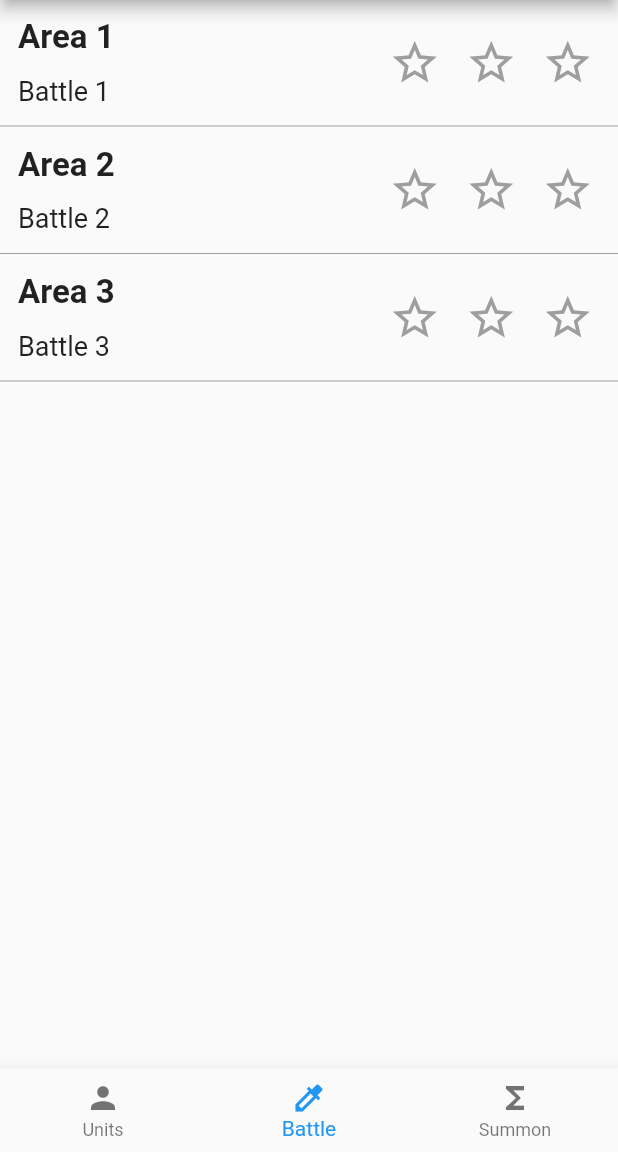
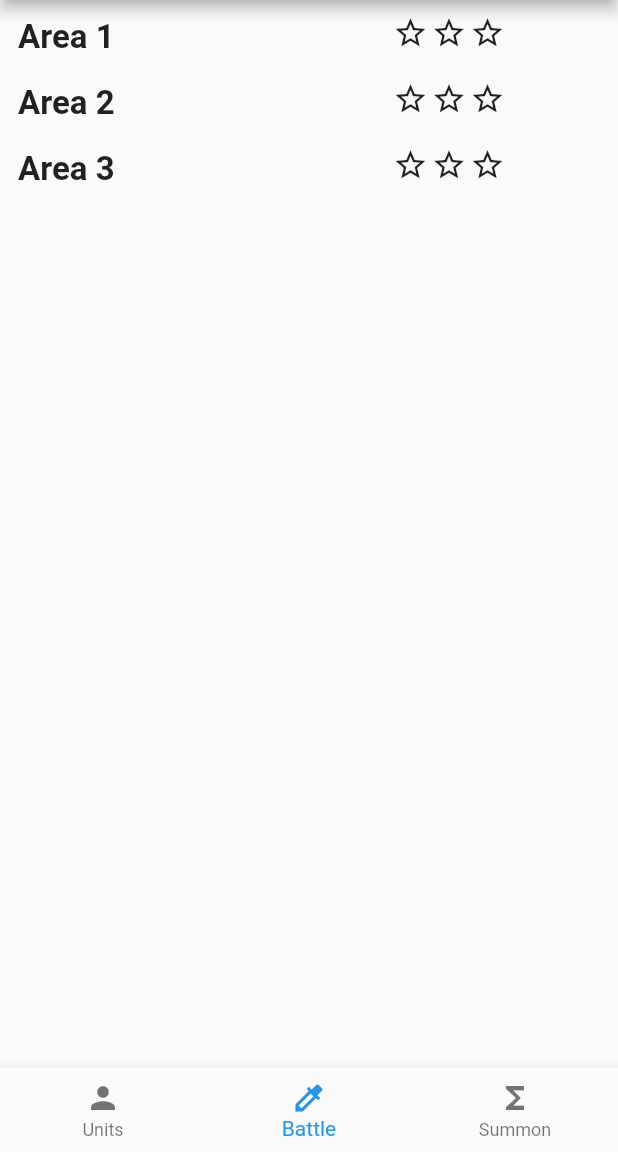
Before and after one commit to alachhman/Gacha-Game, a Flutter app: the screen it shows after launch, item 2 of the bottom bar chosen, on a phone screen of 412 x 824 dp, the part 84-1236 px from its top. Run offline on Flutter 3.47's test engine with Material 2 defaults, Android fonts, the phone set to English and light mode, and no system bars.

Commit message:
#2
Restructuring of Example.dart
Preparation of gacha.dart

```diff
--- a/lib/Example.dart
+++ b/lib/Example.dart
@@ -2,85 +2,66 @@ import 'package:flutter/material.dart';
 
 class Placeholderexample extends StatelessWidget {
   Placeholderexample();
+
   final List<String> sendersList = ["Area 1", "Area 2", "Area 3"];
   final List<String> subjectList = ["Battle 1", "Battle 2", "Battle 3"];
+
   Widget build(BuildContext context) {
     return Scaffold(
       body: email(),
     );
   }
+
   Widget email() {
     return ListView.builder(
-      itemBuilder: (context, position) {
-        return Column(
+        itemCount: sendersList.length,
+        itemBuilder: (context, position){
+          return InkWell(
+            onTap: (){
+              print("stage tapped");
+            },
+            child: Column(
               children: <Widget>[
                 Row(
                   mainAxisAlignment: MainAxisAlignment.spaceBetween,
                   children: <Widget>[
-                Column(
-                  crossAxisAlignment: CrossAxisAlignment.start,
-                  children: <Widget>[
                     Padding(
-                      padding:
-                      const EdgeInsets.fromLTRB(12.0, 12.0, 12.0, 6.0),
-                      child: Text(
-                        sendersList[position],
+                      padding: const EdgeInsets.fromLTRB(12.0, 12.0, 12.0, 6.0),
+                      child:Text(sendersList[position],
                       style: TextStyle(
                           fontSize: 22.0, fontWeight: FontWeight.bold),
-                      ),
+                      )
                     ),
                     Padding(
                       padding:
                       const EdgeInsets.fromLTRB(12.0, 6.0, 12.0, 12.0),
-                      child: Text(
-                        subjectList[position],
-                        style: TextStyle(fontSize: 18.0),
                     ),
-                    ),
-                  ],
+                    Row(
+                      children: <Widget>[
+                        Padding(
+                          padding: EdgeInsets.all(0.8),
+                          child:Icon(Icons.star_border),
                         ),
                         Padding(
-                  padding: const EdgeInsets.all(8.0),
-                  child: Row(
-                    mainAxisAlignment: MainAxisAlignment.spaceEvenly,
-                    children: <Widget>[
-                      Padding(
-                        padding: const EdgeInsets.all(8.0),
-                        child: Icon(
-                          Icons.star_border,
-                          size: 35.0,
-                          color: Colors.grey,
-                        ),
+                          padding: EdgeInsets.all(0.8),
+                          child:Icon(Icons.star_border),
                         ),
                         Padding(
-                        padding: const EdgeInsets.all(8.0),
-                        child: Icon(
-                          Icons.star_border,
-                          size: 35.0,
-                          color: Colors.grey,
-                        ),
-                      ),
-                      Padding(
-                        padding: const EdgeInsets.all(8.0),
-                        child: Icon(
-                          Icons.star_border,
-                          size: 35.0,
-                          color: Colors.grey,
-                        ),
-                      ),
-                    ],
-                  ),
+                          padding: EdgeInsets.all(0.8),
+                          child:Icon(Icons.star_border),
                         ),
                       ],
                     ),
                     Divider(
                       height: 2.0,
-              color: Colors.grey,
+                      color: Colors.black,
                     )
                   ],
+                )
+              ],
+            ),
           );
-      },
-      itemCount: sendersList.length,
+        }
     );
   }
 }
--- a/lib/gacha.dart
+++ b/lib/gacha.dart
@@ -1,7 +1,15 @@
 import 'package:flutter/material.dart';
-
+final List<Map<String, String>> units = [];
 class gachaSys extends StatelessWidget{
   Widget build(BuildContext context) {
-    return Text("System not Implemented yet");
+    return Scaffold(
+
+    );
+  }
+  Widget gachaButton(){
+
+  }
+  unitRand(List<Map<String, String>> units){
+
   }
 }
```
Lines whose indentation alone changed are shown as unchanged.
